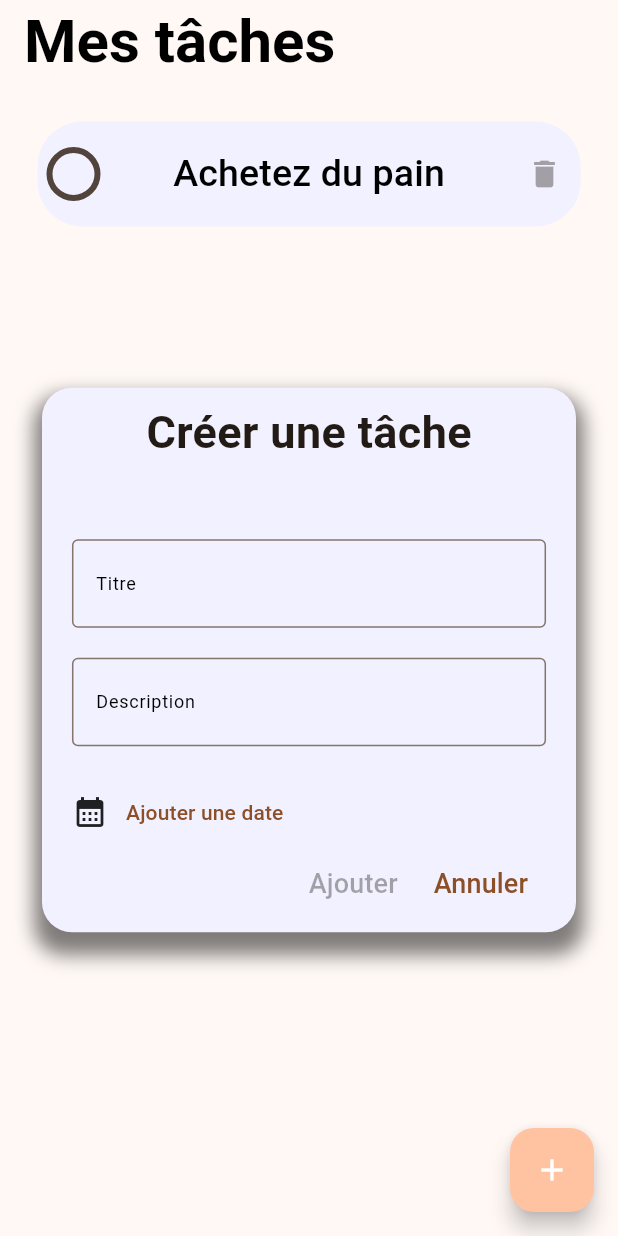
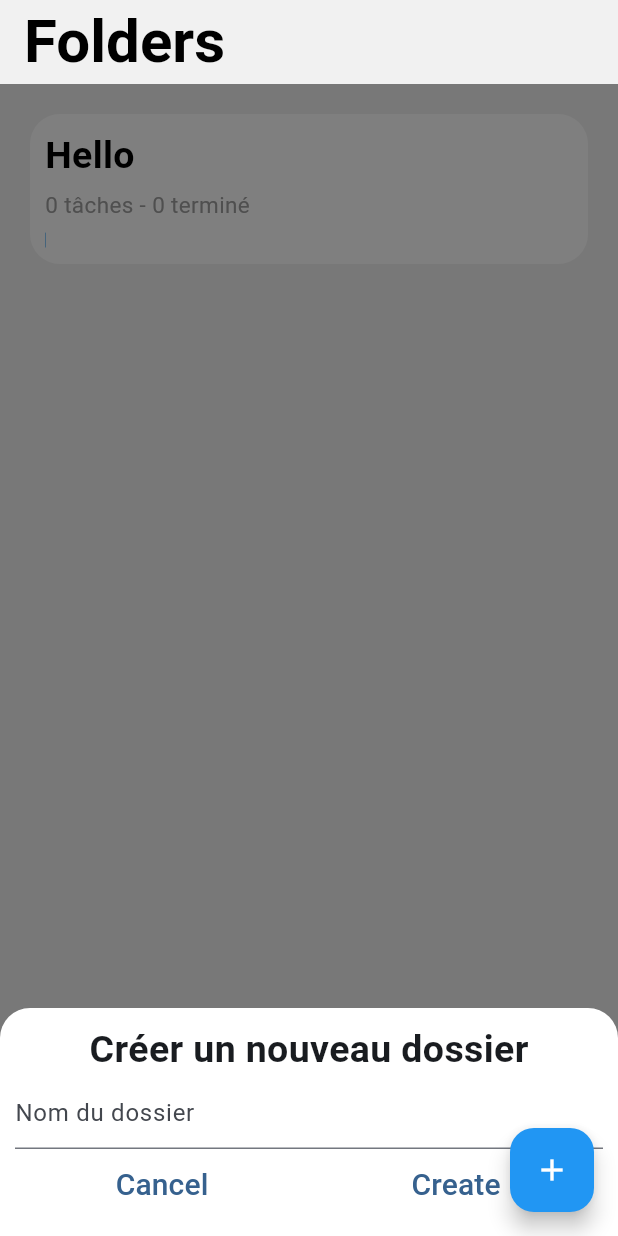
Before and after one commit to Hackacton-Hackverse/Cavaliers, a Flutter app: the screen it shows after launch, after a tap on the "add" icon, on a phone screen of 412 x 824 dp. Run offline on Flutter 3.47's test engine with Material 3 defaults, Android fonts, the phone set to English and light mode, and no system bars.

Commit message:
Ajout de la fonctionnalité de dossier

```diff
--- /dev/null
+++ b/lib/folder.dart
@@ -0,0 +1,7 @@
+class Folder {
+  final String name;
+  int nbreDeTache;
+  int completedTask;
+
+  Folder({required this.name, this.nbreDeTache = 0, this.completedTask = 0});
+}
--- a/lib/main.dart
+++ b/lib/main.dart
@@ -1,7 +1,5 @@
 import 'package:flutter/material.dart';
-import 'package:to_do_list/create_task.dart';
-import 'package:to_do_list/show_task.dart';
-import 'package:to_do_list/tache.dart';
+import 'package:to_do_list/show_folder.dart';
 
 void main() {
   runApp(const MyApp());
@@ -16,7 +14,7 @@ class MyApp extends StatelessWidget {
       title: 'Flutter Demo',
       theme: ThemeData(
         colorScheme: ColorScheme.fromSeed(
-            seedColor: const Color.fromARGB(255, 255, 195, 161)),
+            seedColor: Colors.blue), //Color.fromARGB(255, 255, 195, 161)
         useMaterial3: true,
       ),
       home: const MyHomePage(),
@@ -32,143 +30,8 @@ class MyHomePage extends StatefulWidget {
 }
 
 class _MyHomePageState extends State<MyHomePage> {
-  bool createTaskBool = false;
-  bool showTaskBool = false;
-  bool ignoringPointer = false;
-  Tache taskToAdd = Tache(
-      taskId: "", title: "", description: null, timeToDo: null, isDo: false);
-  late Tache taskToShow = Tache(
-      taskId: "", title: "", description: null, timeToDo: null, isDo: false);
-
-  Tache tache = Tache(
-      taskId: "taskId",
-      title: "Achetez du pain",
-      description:
-          "A la boulangerie du coin à 10h avec du lait concentré pour le petit dejeuner",
-      timeToDo: DateTime.now(),
-      isDo: false);
-
-  //Cette fonction ramène à l'ecran principale en rendant non visible le showTask
-  void cancelShowTaskBool() {
-    setState(() {
-      showTaskBool = false;
-      ignoringPointer = false;
-    });
-  }
-
-  //Cette fonction ramène à l'ecran principale en rendant non visible le createTask
-  void cancelCreateTaskBool() {
-    setState(() {
-      createTaskBool = false;
-      ignoringPointer = false;
-    });
-  }
-
-  //Cette fonction va retourner la ligne qui permet de decrire sommairement une tâche
-  Widget tacheRow(Tache task) {
-    return Container(
-      height: 70,
-      margin: const EdgeInsets.all(5),
-      decoration: const BoxDecoration(
-          color: Color.fromARGB(255, 241, 241, 255),
-          borderRadius: BorderRadius.all(Radius.circular(30))),
-      child: Row(children: [
-        Transform.scale(
-          scale: 2,
-          child: Checkbox(
-            activeColor: Colors.black,
-            value: task.isDo,
-            shape: const CircleBorder(),
-            onChanged: (value) {
-              setState(() {
-                task.isDo = value == true ? true : false;
-              });
-            },
-          ),
-        ),
-        Expanded(
-          child: TextButton(
-            onPressed: () => setState(() {
-              taskToShow = task;
-              taskToAdd = task;
-              ignoringPointer = true;
-              showTaskBool = true;
-            }),
-            child: Text(
-              task.title,
-              style: const TextStyle(fontSize: 25, color: Colors.black),
-            ),
-          ),
-        ),
-        const IconButton(onPressed: null, icon: Icon(Icons.delete))
-      ]),
-    );
-  }
-
   @override
   Widget build(BuildContext context) {
-    return Scaffold(
-      appBar: AppBar(
-        title: const Text(
-          "Mes tâches",
-          style: TextStyle(
-            fontSize: 40,
-            color: Colors.black,
-            fontWeight: FontWeight.bold,
-          ),
-        ),
-      ),
-      body: Container(
-        width: MediaQuery.sizeOf(context).width,
-        height: MediaQuery.sizeOf(context).height,
-        padding: const EdgeInsets.all(20),
-        child: Stack(children: [
-          IgnorePointer(
-            ignoring: ignoringPointer,
-            child: SingleChildScrollView(
-              scrollDirection: Axis.vertical,
-              child: Column(
-                children: [
-                  tacheRow(tache),
-                ],
-              ),
-            ),
-          ),
-          Center(
-              child: Visibility(
-                  visible: createTaskBool,
-                  child: CreateTask(
-                    task: taskToAdd,
-                    cancelShow: cancelCreateTaskBool,
-                  ))),
-          Center(
-              child: Visibility(
-                  visible: showTaskBool,
-                  child: ShowTask(
-                    task: taskToShow,
-                    cancelShow: cancelShowTaskBool,
-                  ))),
-        ]),
-      ),
-      floatingActionButton: FloatingActionButton(
-        backgroundColor: const Color.fromARGB(255, 255, 195, 161),
-        onPressed: () => ignoringPointer
-            ? null
-            : setState(() {
-                taskToAdd = Tache(
-                    taskId: "",
-                    title: "",
-                    description: null,
-                    timeToDo: null,
-                    isDo: false);
-                ignoringPointer = true;
-                createTaskBool = true;
-              }),
-        child: const Icon(
-          Icons.add,
-          color: Colors.white,
-        ),
-      ),
-    );
+    return const ShowFolder();
   }
 }
--- /dev/null
+++ b/lib/services/gestion_de_folder.dart
@@ -0,0 +1,14 @@
+import 'package:to_do_list/folder.dart';
+
+class GestionFolder {
+  //Cette fonction permet de créer un nouveau dossier via l'API
+  static void creerDossier(String nomDuDossier) {}
+
+  //Cette Fonction retourne les différents dossiers qui existe déja
+  static List<Folder> getFolderList() {
+    return [Folder(name: "Hello")];
+  }
+
+  //Cette fonction permet de modifier un dossier comme par exemple le  nombre de ses tâche terminées...
+  static void modifyFolder(Folder folder) {}
+}
--- /dev/null
+++ b/lib/show_folder.dart
@@ -0,0 +1,190 @@
+import 'package:flutter/material.dart';
+import 'package:to_do_list/folder.dart';
+import 'package:to_do_list/services/gestion_de_folder.dart';
+import 'package:to_do_list/show_task_in_folder.dart';
+
+class ShowFolder extends StatefulWidget {
+  const ShowFolder({super.key});
+
+  @override
+  State<ShowFolder> createState() => _ShowFolderState();
+}
+
+class _ShowFolderState extends State<ShowFolder> {
+  List<FolderIcon> listOfFolders = [];
+  String newFolderName = "";
+  bool createFolderBool = false;
+  bool ignorePointer = false;
+
+  @override
+  void initState() {
+    super.initState();
+    getListOfFoldersIcon();
+  }
+
+  void getListOfFoldersIcon() {
+    List<Folder> list = GestionFolder.getFolderList();
+    listOfFolders = [];
+    for (Folder fold in list) {
+      listOfFolders.add(FolderIcon(folder: fold));
+    }
+  }
+
+  @override
+  Widget build(BuildContext context) {
+    return Scaffold(
+      appBar: AppBar(
+        backgroundColor: const Color.fromARGB(255, 241, 241, 241),
+        title: const Text(
+          "Folders",
+          style: TextStyle(
+            fontSize: 40,
+            color: Colors.black,
+            fontWeight: FontWeight.bold,
+          ),
+        ),
+      ),
+      body: Container(
+        height: MediaQuery.sizeOf(context).height,
+        color: const Color.fromARGB(255, 241, 241, 241),
+        child: Stack(children: [
+          IgnorePointer(
+            ignoring: ignorePointer,
+            child: SingleChildScrollView(
+              child: Container(
+                child: Column(children: listOfFolders),
+              ),
+            ),
+          ),
+          Visibility(
+              visible: createFolderBool,
+              child: Stack(
+                children: [
+                  Container(
+                    color: Colors.black.withOpacity(0.5),
+                  ),
+                  Column(
+                    crossAxisAlignment: CrossAxisAlignment.end,
+                    mainAxisAlignment: MainAxisAlignment.end,
+                    children: [
+                      Container(
+                        padding: const EdgeInsets.all(10),
+                        decoration: const BoxDecoration(
+                            borderRadius: BorderRadius.only(
+                                topLeft: Radius.circular(20),
+                                topRight: Radius.circular(20)),
+                            color: Colors.white),
+                        child: Column(children: [
+                          const Text(
+                            "Créer un nouveau dossier",
+                            style: TextStyle(
+                                fontSize: 25, fontWeight: FontWeight.bold),
+                          ),
+                          TextField(
+                            onChanged: (value) => newFolderName,
+                            decoration: InputDecoration(
+                                hintText: "Nom du dossier",
+                                fillColor: Colors.grey.withOpacity(0.5)),
+                            keyboardType: TextInputType.text,
+                          ),
+                          Row(
+                            children: [
+                              Expanded(
+                                  child: TextButton(
+                                      onPressed: () => setState(() {
+                                            ignorePointer = false;
+                                            createFolderBool = false;
+                                          }),
+                                      child: const Text(
+                                        "Cancel",
+                                        style: TextStyle(fontSize: 20),
+                                      ))),
+                              Expanded(
+                                  child: TextButton(
+                                      onPressed: () {
+                                        if (newFolderName.isNotEmpty) {
+                                          GestionFolder.creerDossier(
+                                              newFolderName);
+                                        }
+                                        setState(() {
+                                          getListOfFoldersIcon();
+                                          ignorePointer = false;
+                                          createFolderBool = false;
+                                        });
+                                      },
+                                      child: const Text(
+                                        "Create",
+                                        style: TextStyle(fontSize: 20),
+                                      ))),
+                            ],
+                          )
+                        ]),
+                      )
+                    ],
+                  )
+                ],
+              ))
+        ]),
+      ),
+      floatingActionButton: FloatingActionButton(
+        onPressed: ignorePointer
+            ? null
+            : () => setState(() {
+                  ignorePointer = true;
+                  createFolderBool = true;
+                }),
+        backgroundColor: Colors.blue,
+        child: const Icon(
+          Icons.add,
+          color: Colors.white,
+        ),
+      ),
+    );
+  }
+}
+
+class FolderIcon extends StatelessWidget {
+  final Folder folder;
+  const FolderIcon({super.key, required this.folder});
+
+  @override
+  Widget build(BuildContext context) {
+    return InkWell(
+      onTap: () => Navigator.push(context,
+          MaterialPageRoute(builder: (context) => TaskList(folder: folder))),
+      child: Container(
+        padding: const EdgeInsets.all(10),
+        margin: const EdgeInsets.all(20),
+        alignment: Alignment.topLeft,
+        height: 100,
+        decoration: BoxDecoration(
+          borderRadius: BorderRadius.circular(20),
+          color: Colors.white,
+        ),
+        child: Column(crossAxisAlignment: CrossAxisAlignment.start, children: [
+          Text(
+            folder.name,
+            style: const TextStyle(
+                color: Colors.black, fontSize: 25, fontWeight: FontWeight.bold),
+            textAlign: TextAlign.left,
+          ),
+          const Padding(padding: EdgeInsets.all(2)),
+          Text(
+            "${folder.nbreDeTache} tâches - ${folder.completedTask} terminé",
+            style: const TextStyle(fontSize: 15, color: Colors.grey),
+          ),
+          const Padding(padding: EdgeInsets.all(4)),
+          LinearProgressIndicator(
+            borderRadius: BorderRadius.circular(20),
+            value: folder.nbreDeTache == 0
+                ? 0.001
+                : (folder.completedTask / folder.nbreDeTache),
+            backgroundColor: Colors.white,
+            color: Colors.blue,
+            minHeight: 10,
+          )
+        ]),
+      ),
+    );
+  }
+}
--- a/lib/tache.dart
+++ b/lib/tache.dart
@@ -1,14 +1,18 @@
+import 'package:to_do_list/folder.dart';
+
 class Tache {
   String taskId;
   String title;
   String? description;
   DateTime? timeToDo;
   bool isDo;
+  Folder taskFolder;
 
   Tache(
       {required this.taskId,
       required this.title,
       required this.description,
       required this.timeToDo,
-      required this.isDo});
+      required this.isDo,
+      required this.taskFolder});
 }
```
Also changed, not shown: lib/create_task.dart (+21 -2 lines), lib/services/gestion_de_tache.dart (added, +27 -0 lines), lib/show_task.dart (+11 -4 lines), lib/show_task_in_folder.dart (added, +207 -0 lines).
